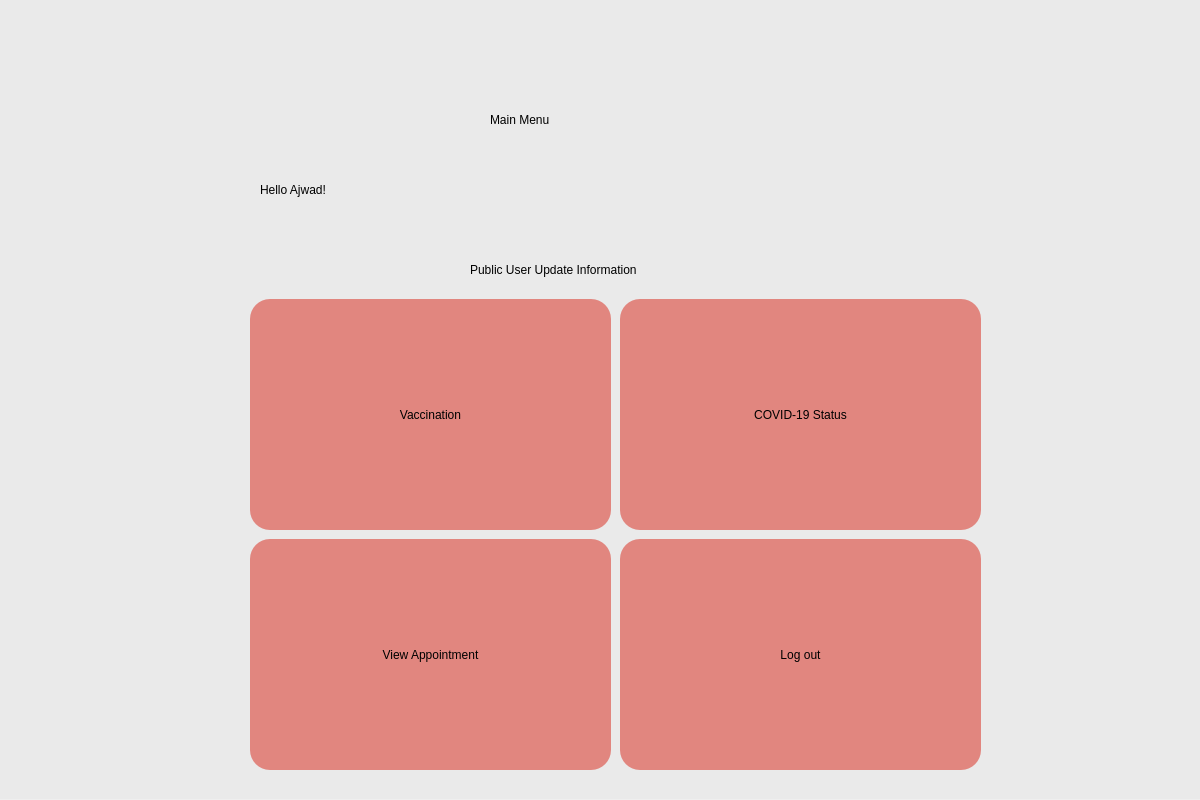
The window that 3main_menu.ui (Ajwaddo/pyqt5) describes before a commit, drawn with Qt 5.
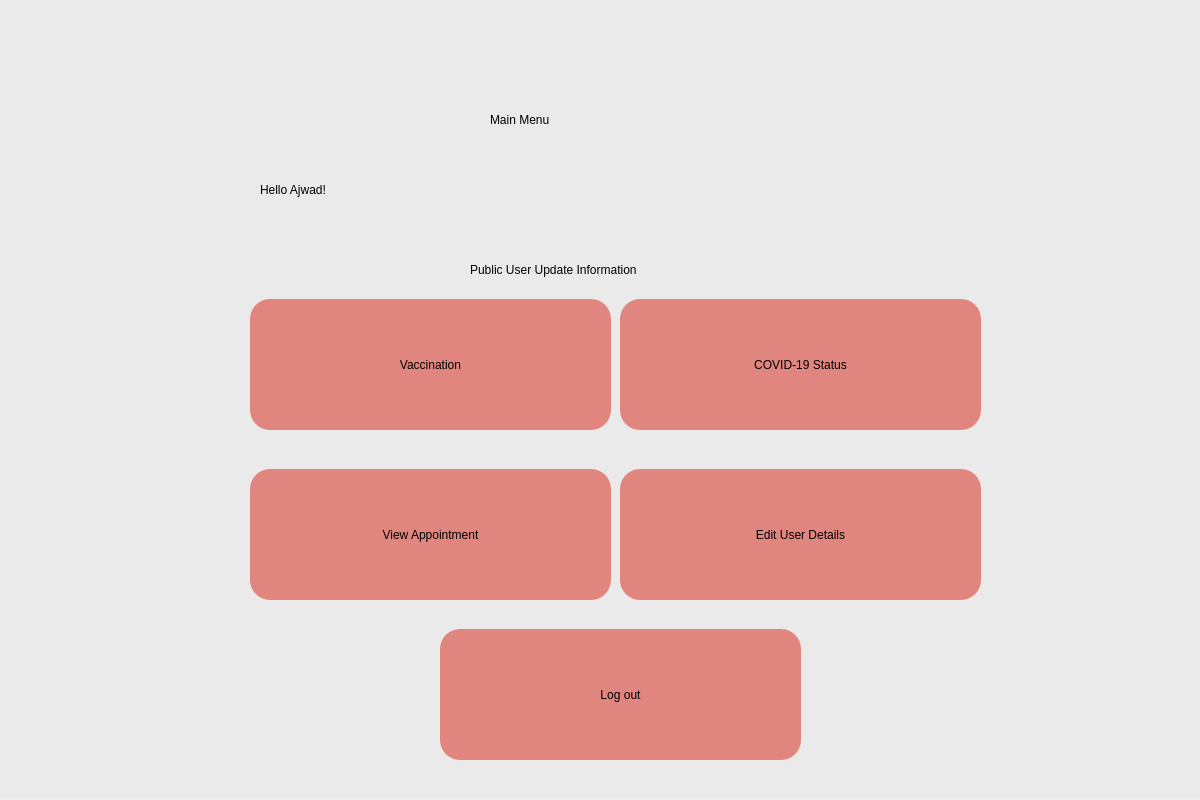
The same window after the commit.

The edit to the form file:
```diff
--- a/3main_menu.ui
+++ b/3main_menu.ui
@@ -86,7 +86,7 @@
       <x>620</x>
       <y>300</y>
       <width>361</width>
-      <height>231</height>
+      <height>131</height>
      </rect>
     </property>
     <property name="styleSheet">
@@ -103,7 +103,7 @@
       <x>250</x>
       <y>300</y>
       <width>361</width>
-      <height>231</height>
+      <height>131</height>
      </rect>
     </property>
     <property name="styleSheet">
@@ -118,9 +118,9 @@
     <property name="geometry">
      <rect>
       <x>250</x>
-      <y>540</y>
+      <y>470</y>
       <width>361</width>
-      <height>231</height>
+      <height>131</height>
      </rect>
     </property>
     <property name="styleSheet">
@@ -131,13 +131,13 @@
      <string>View Appointment</string>
     </property>
    </widget>
-   <widget class="QPushButton" name="btn_logout">
+   <widget class="QPushButton" name="btn_edit_user">
     <property name="geometry">
      <rect>
       <x>620</x>
-      <y>540</y>
+      <y>470</y>
       <width>361</width>
-      <height>231</height>
+      <height>131</height>
      </rect>
     </property>
     <property name="styleSheet">
@@ -145,7 +145,7 @@
 font: 20pt &quot;Calibri&quot;;</string>
     </property>
     <property name="text">
-     <string>Log out</string>
+     <string>Edit User Details</string>
     </property>
    </widget>
    <widget class="QLabel" name="label_appointment_status">
@@ -164,6 +164,23 @@
      <string/>
     </property>
    </widget>
+   <widget class="QPushButton" name="btn_logout">
+    <property name="geometry">
+     <rect>
+      <x>440</x>
+      <y>630</y>
+      <width>361</width>
+      <height>131</height>
+     </rect>
+    </property>
+    <property name="styleSheet">
+     <string notr="true">border-radius:20px;background-color:rgb(225, 134, 127);
+font: 20pt &quot;Calibri&quot;;</string>
+    </property>
+    <property name="text">
+     <string>Log out</string>
+    </property>
+   </widget>
   </widget>
  </widget>
  <resources/>
```
